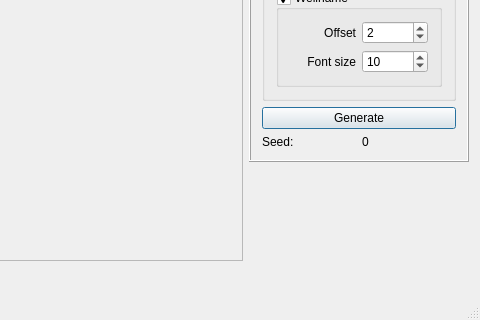
The window that ContoursGenerator/ContoursGenerator.ui (nebrosarth/ContoursGenerator) describes before a commit, drawn with Qt 5; both pictures show x 568 to 1048 and y 460 to 780 of the 1048 by 780 pixel window.
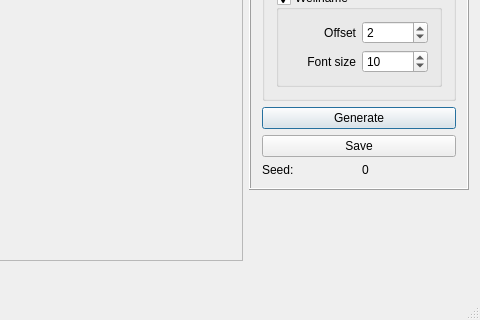
The same window after the commit.

Diff of the .ui file:
```diff
--- a/ContoursGenerator/ContoursGenerator.ui
+++ b/ContoursGenerator/ContoursGenerator.ui
@@ -54,7 +54,14 @@
            <enum>QFrame::Raised</enum>
           </property>
           <layout class="QGridLayout" name="gridLayout_2">
-           <item row="8" column="0">
+           <item row="9" column="1">
+            <widget class="QLabel" name="label_Seed">
+             <property name="text">
+              <string>0</string>
+             </property>
+            </widget>
+           </item>
+           <item row="9" column="0">
             <widget class="QLabel" name="label_3">
              <property name="text">
               <string>Seed:</string>
@@ -133,13 +140,6 @@
              </layout>
             </widget>
            </item>
-           <item row="8" column="1">
-            <widget class="QLabel" name="label_Seed">
-             <property name="text">
-              <string>0</string>
-             </property>
-            </widget>
-           </item>
            <item row="0" column="0" colspan="2">
             <widget class="QGroupBox" name="groupBox_2">
              <property name="title">
@@ -351,6 +351,13 @@
              </property>
             </widget>
            </item>
+           <item row="8" column="0" colspan="2">
+            <widget class="QPushButton" name="pushButton_Save">
+             <property name="text">
+              <string>Save</string>
+             </property>
+            </widget>
+           </item>
           </layout>
          </widget>
         </item>
```
